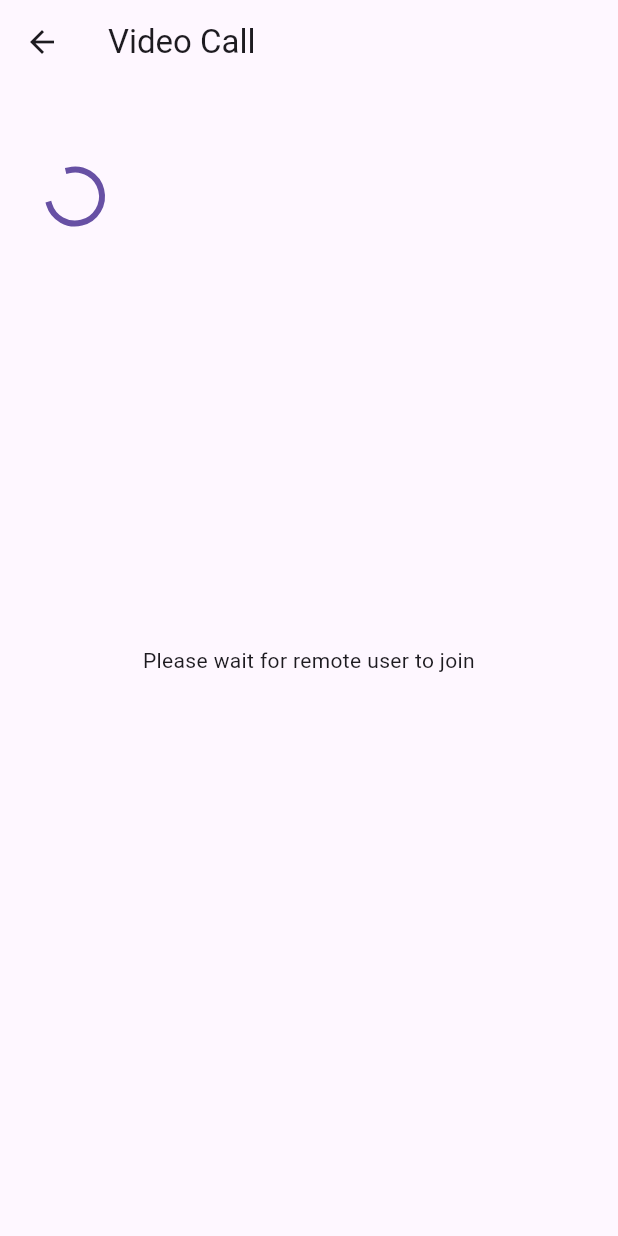
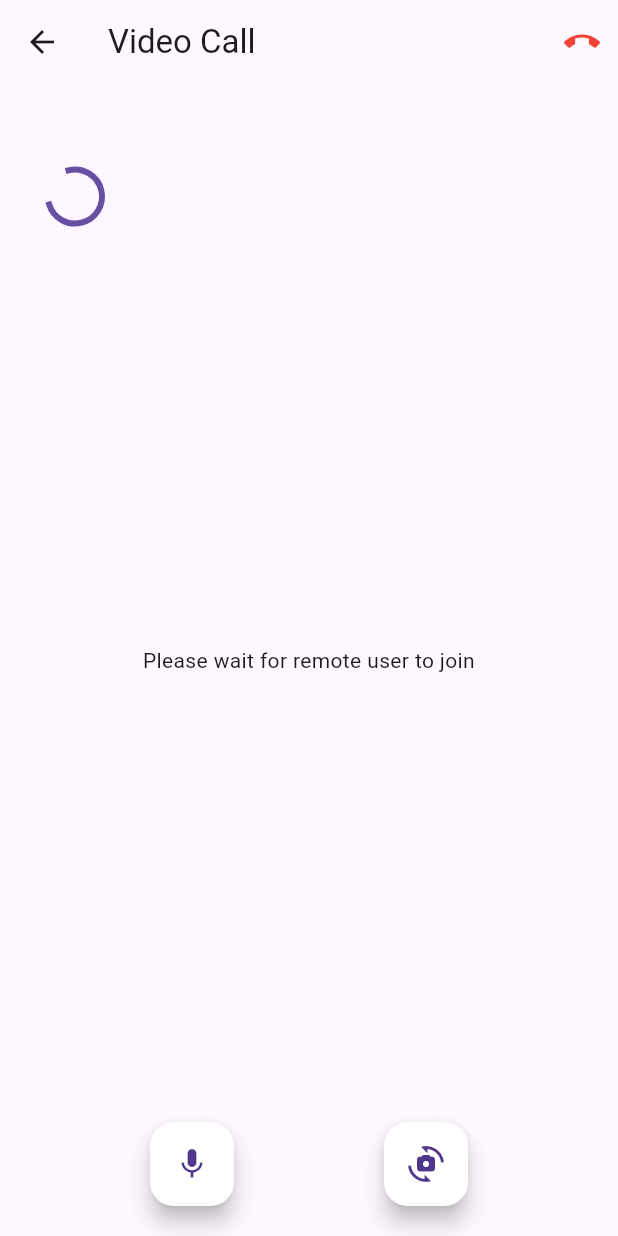
Before and after one commit to Bipin058/videocallusingagora, a Flutter app: the VideoCallPage screen opened directly with empty values, on a phone screen of 412 x 824 dp. Run offline on Flutter 3.47's test engine with Material 3 defaults, Android fonts, the phone set to English and light mode, and no system bars; our stand-ins replace permission_handler; missing offline and left inert: agora_rtc_engine.

Commit message:
added the call end, camera switch and mute buttons

```diff
--- a/lib/main.dart
+++ b/lib/main.dart
@@ -37,7 +37,7 @@ class _HomePageState extends State<HomePage> {
   Widget build(BuildContext context) {
     return Scaffold(
       appBar: AppBar(
-        title: const Text('Agora Video Call'),
+        title: const Text('Smart health'),
       ),
       body: Center(
         child: Column(
@@ -97,6 +97,7 @@ class _VideoCallPageState extends State<VideoCallPage> {
   int? _remoteUid; // The UID of the remote user
   bool _localUserJoined = false; // Indicates whether the local user has joined the channel
   late RtcEngine _engine; // The RtcEngine instance
+  bool _muted = false; // Indicates whether the microphone is muted
 
   @override
   void initState() {
@@ -171,11 +172,34 @@ class _VideoCallPageState extends State<VideoCallPage> {
     await _engine.release();
   }
 
+  void _toggleMute() {
+    setState(() {
+      _muted = !_muted;
+    });
+    _engine.muteLocalAudioStream(_muted);
+  }
+
+  void _switchCamera() {
+    _engine.switchCamera();
+  }
+
+  void _endCall() {
+    _dispose();
+    Navigator.pop(context);
+  }
+
   @override
   Widget build(BuildContext context) {
     return Scaffold(
       appBar: AppBar(
         title: const Text('Video Call'),
+        actions: [
+          // End Call Button
+          IconButton(
+            icon: const Icon(Icons.call_end, color: Colors.red),
+            onPressed: _endCall,
+          ),
+        ],
       ),
       body: Stack(
         children: [
@@ -194,6 +218,31 @@ class _VideoCallPageState extends State<VideoCallPage> {
                         ),
                       )
                     : const CircularProgressIndicator(),
+              ),
+            ),
+          ),
+          Align(
+            alignment: Alignment.bottomCenter,
+            child: Padding(
+              padding: const EdgeInsets.symmetric(vertical: 20.0),
+              child: Row(
+                mainAxisAlignment: MainAxisAlignment.spaceEvenly,
+                children: [
+                  // Mute Button
+                  FloatingActionButton(
+                    onPressed: _toggleMute,
+                    backgroundColor: _muted ? Colors.red : Colors.white,
+                    child: Icon(
+                      _muted ? Icons.mic_off : Icons.mic,
+                    ),
+                  ),
+                  // Switch Camera Button
+                  FloatingActionButton(
+                    onPressed: _switchCamera,
+                    backgroundColor: Colors.white,
+                    child: const Icon(Icons.cameraswitch),
+                  ),
+                ],
               ),
             ),
           ),
```
